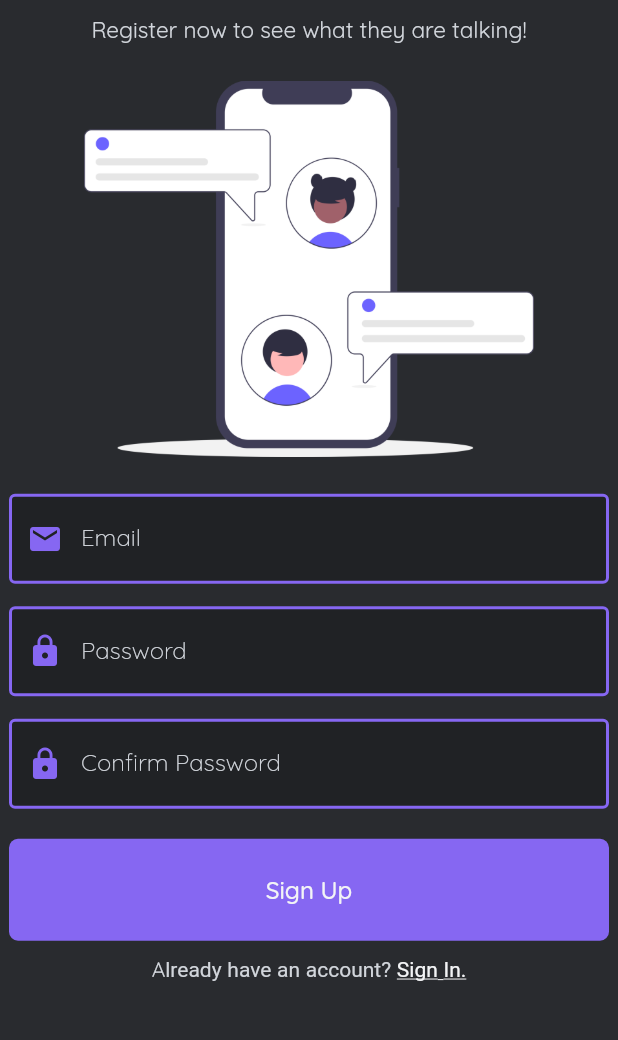
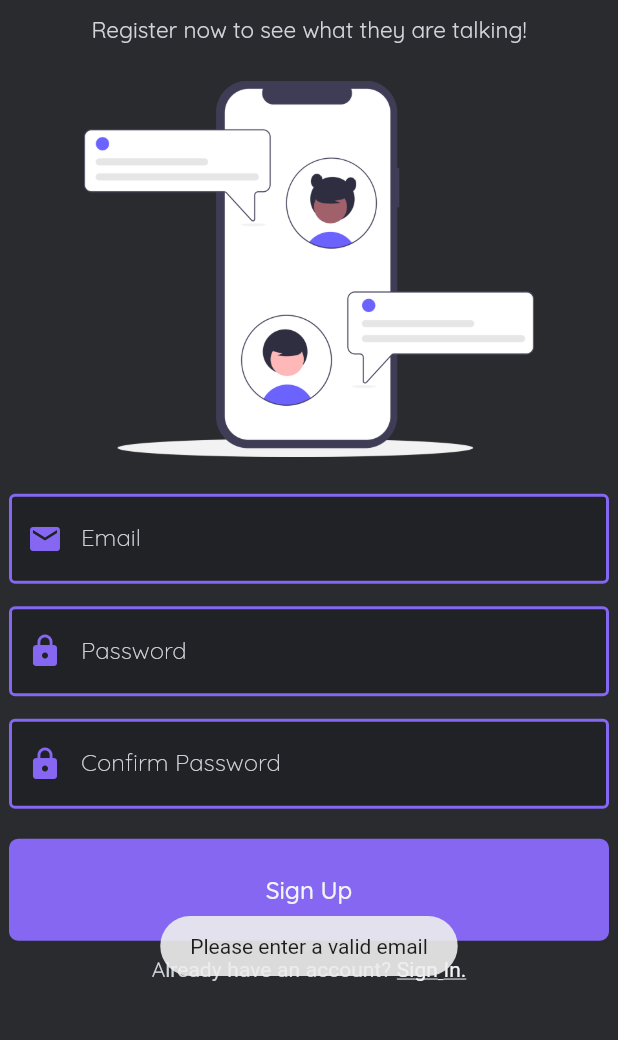
Before and after one commit to Mikyan0207/M-MOB-900-Flutter, a Flutter app: the SignUpScreen screen opened by its route, after a tap on "Sign Up", on a phone screen of 412 x 824 dp, the part 164-1204 px from its top. Run offline on Flutter 3.47's test engine with Material 2 defaults, Android fonts, the phone set to English and light mode, and no system bars; our stand-ins replace camera, cloud_firestore, firebase_auth, firebase_core, firebase_storage, fluttertoast and 6 more; missing offline and left inert: any_link_preview, context_menus, emojis, flutter_dropzone, flutter_parsed_text, flutter_parsed_text_field and 2 more; accounts and stored records are empty.

Commit message:
Update check email and password

```diff
--- a/lib/presentation/sign_up/sign_up_screen.dart
+++ b/lib/presentation/sign_up/sign_up_screen.dart
@@ -18,6 +18,7 @@ class SignUpScreen extends StatelessWidget {
 
   final TextEditingController emailController = TextEditingController();
   final TextEditingController passwordController = TextEditingController();
+  final TextEditingController passwordConfirmController = TextEditingController();
 
   @override
   Widget build(BuildContext context) {
@@ -158,6 +159,7 @@ class SignUpScreen extends StatelessWidget {
                       child: SizedBox(
                         width: 400,
                         child: TextFormField(
+                          controller: passwordConfirmController,
                           obscureText: true,
                           style: const TextStyle(color: AppColors.white),
                           decoration: const InputDecoration(
@@ -224,6 +226,16 @@ class SignUpScreen extends StatelessWidget {
                           style: TextStyle(color: Vx.gray100, fontSize: 16),
                         ),
                         onPressed: () async {
+                          if (!emailController.text.isEmail) {
+                            await Fluttertoast.showToast(
+                              msg: 'Please enter a valid email',
+                            );
+                          } else if (passwordController.text != passwordConfirmController.text) {
+                            await Fluttertoast.showToast(
+                              msg: 'Password didn\'t match with confirm password' ,
+                            );
+                          }
+                          else {
                             try {
                               if (await auth.registerAsync(
                                 emailController.text,
@@ -239,6 +251,7 @@ class SignUpScreen extends StatelessWidget {
                               }
                             } catch (e) {
                               await Fluttertoast.showToast(msg: e.toString());
+                            }
                           }
                         },
                       ),
```
Lines whose indentation alone changed are shown as unchanged.
